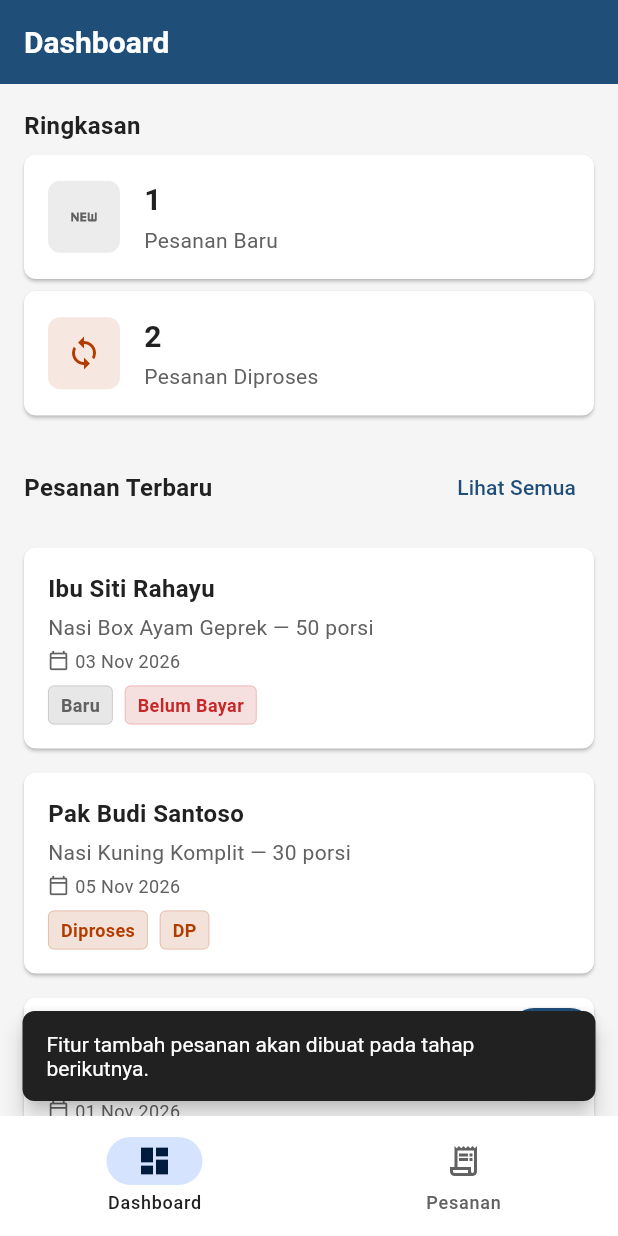
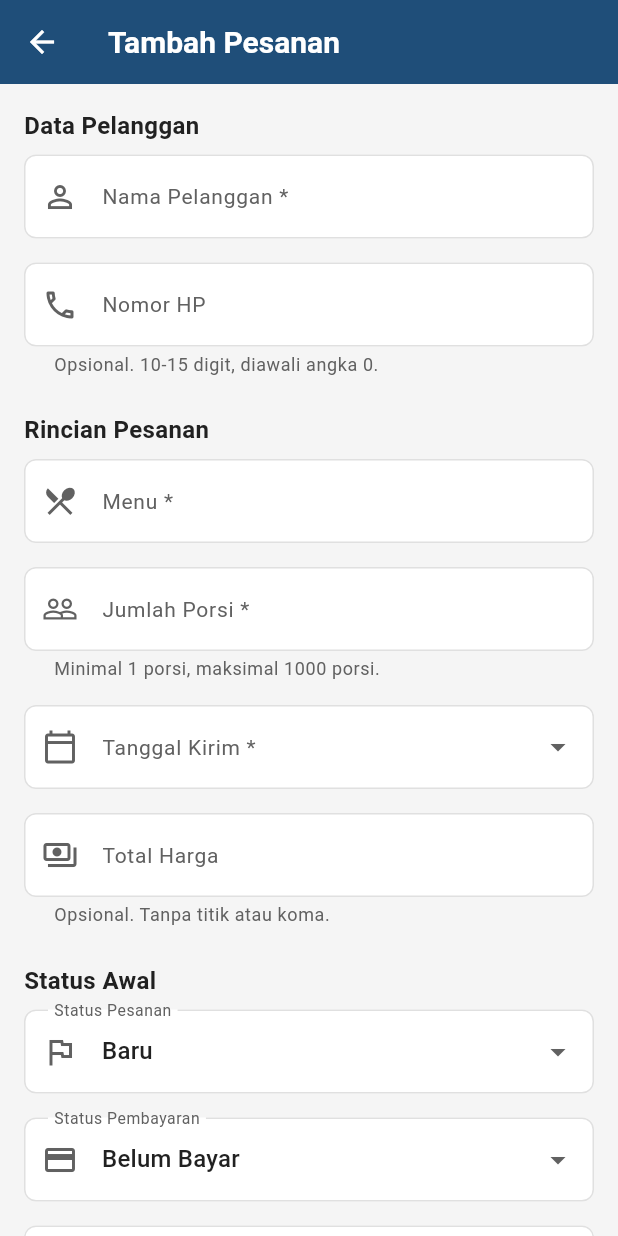
Before and after one commit to putriatri0011/KelolaKatering, a Flutter app: the screen it shows after launch, after a tap on the "add" icon, on a phone screen of 412 x 824 dp. Run offline on Flutter 3.47's test engine with Material 3 defaults, Android fonts, the phone set to English and light mode, and no system bars.

Commit message:
feat: add order form and input validation

```diff
--- a/lib/data/mock_data.dart
+++ b/lib/data/mock_data.dart
@@ -1,17 +1,23 @@
 import '../models/pesanan_model.dart';
 
-/// Data simulasi pesanan katering untuk Modul 6.
+/// Sumber data pesanan katering untuk Modul 6 dan Modul 7.
 ///
-/// Lima pesanan fiktif dengan variasi status pesanan dan pembayaran.
-/// Tidak menggunakan database atau layanan eksternal.
+/// Data disimpan pada satu list di memori yang dipakai bersama oleh
+/// Dashboard dan Daftar Pesanan. Tidak menggunakan database atau
+/// layanan eksternal, sehingga seluruh data kembali ke kondisi awal
+/// ketika aplikasi dijalankan ulang (lihat Modul 7 bagian 5).
 class MockData {
   MockData._(); // mencegah instansiasi
 
-  /// Mengembalikan salinan list pesanan simulasi.
+  /// Satu list mutable yang dipakai bersama oleh seluruh halaman.
   ///
-  /// Mengembalikan salinan agar perubahan tidak memengaruhi data asli.
-  static List<Pesanan> get pesananList {
-    return [
+  /// Sebelumnya list ini dibuat ulang setiap kali diakses (getter),
+  /// sehingga pesanan baru tidak pernah bertahan. Sekarang list dibuat
+  /// sekali dan dapat ditambah melalui [tambah].
+  ///
+  /// Berisi lima pesanan simulasi awal dengan variasi status pesanan
+  /// dan status pembayaran.
+  static final List<Pesanan> pesananList = <Pesanan>[
     Pesanan(
       id: 'PSN-001',
       namaPelanggan: 'Ibu Siti Rahayu',
@@ -73,6 +79,31 @@ class MockData {
       statusPembayaran: StatusPembayaran.belumBayar,
     ),
   ];
+
+  /// Menambahkan [pesanan] baru ke urutan paling atas list.
+  ///
+  /// Pesanan terbaru ditampilkan lebih dulu pada Dashboard
+  /// ("Pesanan Terbaru") dan Daftar Pesanan.
+  static void tambah(Pesanan pesanan) {
+    pesananList.insert(0, pesanan);
+  }
+
+  /// Membuat ID pesanan berikutnya berdasarkan nomor terbesar yang ada.
+  ///
+  /// Contoh: bila ID terakhir adalah `PSN-005`, hasilnya `PSN-006`.
+  /// Nomor diambil dari bagian setelah tanda hubung pada setiap ID,
+  /// lalu ditambah satu dan diberi padding tiga digit.
+  static String idBerikutnya() {
+    var nomorTerbesar = 0;
+    for (final pesanan in pesananList) {
+      final bagian = pesanan.id.split('-');
+      if (bagian.length < 2) continue;
+      final nomor = int.tryParse(bagian.last);
+      if (nomor != null && nomor > nomorTerbesar) {
+        nomorTerbesar = nomor;
+      }
+    }
+    return 'PSN-${(nomorTerbesar + 1).toString().padLeft(3, '0')}';
   }
 
   /// Jumlah pesanan dengan status [StatusPesanan.baru].
--- a/lib/main.dart
+++ b/lib/main.dart
@@ -4,6 +4,7 @@ import 'models/pesanan_model.dart';
 import 'screens/daftar_pesanan_screen.dart';
 import 'screens/dashboard_screen.dart';
 import 'screens/detail_pesanan_screen.dart';
+import 'screens/tambah_pesanan_screen.dart';
 import 'utils/theme.dart';
 
 void main() {
@@ -60,6 +61,33 @@ class _HomeShellState extends State<HomeShell> {
     );
   }
 
+  /// Membuka Form Tambah Pesanan, lalu menggambar ulang halaman
+  /// ketika pengguna berhasil menyimpan pesanan baru.
+  ///
+  /// Form mengembalikan `true` melalui [Navigator.pop] bila data valid
+  /// dan sudah ditambahkan ke `MockData.pesananList`. Pemanggilan
+  /// [setState] membuat Dashboard (ringkasan & pesanan terbaru) dan
+  /// Daftar Pesanan menampilkan data terbaru.
+  Future<void> _bukaFormTambah() async {
+    final berhasil = await Navigator.push<bool>(
+      context,
+      MaterialPageRoute(
+        builder: (context) => const TambahPesananScreen(),
+      ),
+    );
+
+    // Halaman bisa saja sudah ditutup saat form masih terbuka.
+    if (!mounted || berhasil != true) return;
+
+    setState(() {});
+
+    ScaffoldMessenger.of(context).showSnackBar(
+      const SnackBar(
+        content: Text('Pesanan baru berhasil disimpan.'),
+      ),
+    );
+  }
+
   @override
   Widget build(BuildContext context) {
     return Scaffold(
@@ -69,9 +97,11 @@ class _HomeShellState extends State<HomeShell> {
           DashboardScreen(
             onLihatSemua: _bukaDaftarPesanan,
             onPesananTap: _bukaDetailPesanan,
+            onTambah: _bukaFormTambah,
           ),
           DaftarPesananScreen(
             onPesananTap: _bukaDetailPesanan,
+            onTambah: _bukaFormTambah,
           ),
         ],
       ),
--- a/lib/screens/daftar_pesanan_screen.dart
+++ b/lib/screens/daftar_pesanan_screen.dart
@@ -13,8 +13,8 @@ import '../widgets/pesanan_card.dart';
 ///
 /// Jika daftar kosong, menampilkan [EmptyState].
 ///
-/// Pada tahap Modul 6 ini, tombol "Tambah Pesanan" hanya
-/// menampilkan SnackBar karena formulir belum dibuat.
+/// Pada Modul 7, tombol "Tambah Pesanan" membuka Form Tambah Pesanan
+/// melalui [onTambah].
 ///
 /// Navigasi:
 /// - Tap pada [PesananCard] membuka Detail Pesanan
@@ -26,9 +26,15 @@ class DaftarPesananScreen extends StatelessWidget {
   /// ke halaman Detail Pesanan.
   final void Function(Pesanan pesanan)? onPesananTap;
 
+  /// Callback ketika tombol tambah pesanan (FAB) ditekan.
+  ///
+  /// Dipanggil oleh [HomeShell] untuk membuka Form Tambah Pesanan.
+  final VoidCallback? onTambah;
+
   const DaftarPesananScreen({
     super.key,
     this.onPesananTap,
+    this.onTambah,
   });
 
   @override
@@ -66,18 +72,12 @@ class DaftarPesananScreen extends StatelessWidget {
               },
             ),
       // ── FAB: Tambah Pesanan ────────────────────────────────────
-      // Formulir belum dibuat pada Modul 6.
-      // Tombol hanya menampilkan SnackBar informatif.
+      // Membuka Form Tambah Pesanan lewat callback [onTambah].
+      // heroTag unik agar tidak bentrok dengan FAB Dashboard yang
+      // berada dalam satu IndexedStack.
       floatingActionButton: FloatingActionButton(
-        onPressed: () {
-          ScaffoldMessenger.of(context).showSnackBar(
-            const SnackBar(
-              content: Text(
-                'Fitur tambah pesanan akan dibuat pada tahap berikutnya.',
-              ),
-            ),
-          );
-        },
+        heroTag: 'fab-daftar-pesanan',
+        onPressed: onTambah,
         tooltip: 'Tambah Pesanan',
         child: const Icon(Icons.add),
       ),
--- a/lib/screens/dashboard_screen.dart
+++ b/lib/screens/dashboard_screen.dart
@@ -13,8 +13,8 @@ import '../widgets/summary_card.dart';
 /// serta daftar pesanan terbaru menggunakan data simulasi
 /// dari [MockData].
 ///
-/// Pada tahap Modul 6 ini, tombol "Tambah Pesanan" hanya
-/// menampilkan SnackBar karena formulir belum dibuat.
+/// Pada Modul 7, tombol "Tambah Pesanan" membuka Form Tambah Pesanan
+/// melalui [onTambah].
 ///
 /// Navigasi:
 /// - Tombol "Lihat Semua" beralih ke tab Daftar Pesanan
@@ -39,10 +39,16 @@ class DashboardScreen extends StatelessWidget {
   /// ke halaman Detail Pesanan.
   final void Function(Pesanan pesanan)? onPesananTap;
 
+  /// Callback ketika tombol tambah pesanan (FAB) ditekan.
+  ///
+  /// Dipanggil oleh [HomeShell] untuk membuka Form Tambah Pesanan.
+  final VoidCallback? onTambah;
+
   const DashboardScreen({
     super.key,
     this.onLihatSemua,
     this.onPesananTap,
+    this.onTambah,
   });
 
   @override
@@ -126,12 +132,18 @@ class DashboardScreen extends StatelessWidget {
                         mainAxisAlignment:
                             MainAxisAlignment.spaceBetween,
                         children: [
-                          Text(
-                            'Pesanan Terbaru',
-                            style: const TextStyle(
-                              fontSize: AppTheme.subjudul,
-                              fontWeight: FontWeight.w600,
-                              color: AppTheme.textPrimary,
+                          // Expanded agar judul menyusut/membungkus bila
+                          // ruang tidak cukup (layar sempit atau ukuran
+                          // font sistem diperbesar), sehingga baris ini
+                          // tidak lagi memicu RenderFlex overflow.
+                          Expanded(
+                            child: Text(
+                              'Pesanan Terbaru',
+                              style: const TextStyle(
+                                fontSize: AppTheme.subjudul,
+                                fontWeight: FontWeight.w600,
+                                color: AppTheme.textPrimary,
+                              ),
                             ),
                           ),
                           if (semuaPesanan.length >
@@ -167,18 +179,13 @@ class DashboardScreen extends StatelessWidget {
               ),
             ),
       // ── FAB: Tambah Pesanan ────────────────────────────────────
-      // Formulir belum dibuat pada Modul 6.
-      // Tombol hanya menampilkan SnackBar informatif.
+      // Membuka Form Tambah Pesanan lewat callback [onTambah].
+      // heroTag unik karena Dashboard dan Daftar Pesanan sama-sama
+      // memiliki FAB di dalam satu IndexedStack; tag bawaan yang sama
+      // memicu error "multiple heroes that share the same tag".
       floatingActionButton: FloatingActionButton(
-        onPressed: () {
-          ScaffoldMessenger.of(context).showSnackBar(
-            const SnackBar(
-              content: Text(
-                'Fitur tambah pesanan akan dibuat pada tahap berikutnya.',
-              ),
-            ),
-          );
-        },
+        heroTag: 'fab-dashboard',
+        onPressed: onTambah,
         tooltip: 'Tambah Pesanan',
         child: const Icon(Icons.add),
       ),
--- /dev/null
+++ b/lib/screens/tambah_pesanan_screen.dart
@@ -0,0 +1,442 @@
+import 'package:flutter/material.dart';
+import 'package:flutter/services.dart';
+
+import '../data/mock_data.dart';
+import '../models/pesanan_model.dart';
+import '../utils/theme.dart';
+
+/// Halaman Form Tambah Pesanan (Modul 7).
+///
+/// Halaman ini adalah [StatefulWidget] karena menyimpan isian yang
+/// berubah-ubah. Seluruh kolom dibungkus [Form] dengan
+/// [GlobalKey<FormState>] agar dapat divalidasi sekaligus saat tombol
+/// "Simpan Pesanan" ditekan.
+///
+/// Aturan validasi diturunkan dari kriteria penerimaan Modul 2:
+/// - Nama pelanggan, menu, jumlah porsi, dan tanggal kirim wajib diisi.
+/// - Nomor HP dan total harga opsional, tetapi bila diisi harus berformat
+///   benar (10-15 digit diawali 0; harga angka positif).
+/// - Jumlah porsi harus lebih dari 0 dan tidak melebihi 1000.
+/// - Catatan maksimal 200 karakter.
+///
+/// Data yang valid disimpan ke [MockData.pesananList] di memori, lalu
+/// halaman ditutup dengan hasil `true` agar pemanggil dapat menggambar
+/// ulang daftar pesanan.
+class TambahPesananScreen extends StatefulWidget {
+  const TambahPesananScreen({super.key});
+
+  @override
+  State<TambahPesananScreen> createState() => _TambahPesananScreenState();
+}
+
+class _TambahPesananScreenState extends State<TambahPesananScreen> {
+  /// Key untuk memvalidasi seluruh kolom sekaligus.
+  final _formKey = GlobalKey<FormState>();
+
+  // ── Controller setiap kolom teks/angka ──────────────────────
+  final _namaController = TextEditingController();
+  final _nomorHPController = TextEditingController();
+  final _menuController = TextEditingController();
+  final _porsiController = TextEditingController();
+  final _hargaController = TextEditingController();
+  final _catatanController = TextEditingController();
+  final _tanggalController = TextEditingController();
+
+  // ── Nilai pilihan (bukan teks) disimpan di state ─────────────
+  DateTime? _tanggalKirim;
+  StatusPesanan _statusPesanan = StatusPesanan.baru;
+  StatusPembayaran _statusPembayaran = StatusPembayaran.belumBayar;
+
+  // ── Batas nilai yang dipakai validator ──────────────────────
+  static const int _maksPorsi = 1000;
+  static const int _maksHarga = 100000000;
+  static const int _maksCatatan = 200;
+  static const int _rentangTanggalHari = 365;
+
+  @override
+  void dispose() {
+    _namaController.dispose();
+    _nomorHPController.dispose();
+    _menuController.dispose();
+    _porsiController.dispose();
+    _hargaController.dispose();
+    _catatanController.dispose();
+    _tanggalController.dispose();
+    super.dispose();
+  }
+
+  // ══════════════════════════════════════════════════════════════
+  //  Helper format
+  // ══════════════════════════════════════════════════════════════
+
+  /// Memformat tanggal ke string "dd MMM yyyy" (nama bulan Indonesia).
+  ///
+  /// Pemformatan manual agar tidak memerlukan package tambahan.
+  String _formatTanggal(DateTime tanggal) {
+    const bulan = [
+      'Jan',
+      'Feb',
+      'Mar',
+      'Apr',
+      'Mei',
+      'Jun',
+      'Jul',
+      'Agu',
+      'Sep',
+      'Okt',
+      'Nov',
+      'Des',
+    ];
+    final hari = tanggal.day.toString().padLeft(2, '0');
+    final bulanStr = bulan[tanggal.month - 1];
+    return '$hari $bulanStr ${tanggal.year}';
+  }
+
+  // ══════════════════════════════════════════════════════════════
+  //  Aksi
+  // ══════════════════════════════════════════════════════════════
+
+  /// Membuka [showDatePicker] dan menyimpan tanggal yang dipilih.
+  ///
+  /// Batas [firstDate] dan [lastDate] sekaligus menjadi validasi:
+  /// tanggal yang sudah lewat tidak dapat dipilih.
+  Future<void> _pilihTanggal() async {
+    FocusScope.of(context).unfocus();
+
+    final sekarang = DateTime.now();
+    final hariIni = DateTime(sekarang.year, sekarang.month, sekarang.day);
+
+    final dipilih = await showDatePicker(
+      context: context,
+      initialDate: _tanggalKirim ?? hariIni,
+      firstDate: hariIni,
+      lastDate: hariIni.add(const Duration(days: _rentangTanggalHari)),
+      helpText: 'Pilih tanggal kirim',
+    );
+
+    if (dipilih == null) return;
+
+    setState(() {
+      _tanggalKirim = dipilih;
+      _tanggalController.text = _formatTanggal(dipilih);
+    });
+  }
+
+  /// Memvalidasi seluruh kolom, lalu menyimpan pesanan bila valid.
+  ///
+  /// Bila ada kolom tidak valid, SnackBar memberi tahu bahwa isian
+  /// perlu diperiksa dan data tidak disimpan.
+  void _kirim() {
+    FocusScope.of(context).unfocus();
+
+    // Simpan messenger lebih dulu agar aman dipakai setelah await/pop.
+    final messenger = ScaffoldMessenger.of(context);
+    // Pesan lama tidak menahan pesan baru (Modul 7 bagian 4).
+    messenger.hideCurrentSnackBar();
+
+    if (!_formKey.currentState!.validate()) {
+      messenger.showSnackBar(
+        const SnackBar(
+          content: Text('Periksa kembali isian yang ditandai merah.'),
+        ),
+      );
+      return;
+    }
+
+    final teksHarga = _hargaController.text.trim();
+
+    final pesananBaru = Pesanan(
+      id: MockData.idBerikutnya(),
+      namaPelanggan: _namaController.text.trim(),
+      nomorHP: _nomorHPController.text.trim(),
+      menu: _menuController.text.trim(),
+      jumlahPorsi: int.parse(_porsiController.text.trim()),
+      tanggalKirim: _tanggalKirim!,
+      totalHarga: teksHarga.isEmpty ? 0 : int.parse(teksHarga),
+      catatan: _catatanController.text.trim(),
+      statusPesanan: _statusPesanan,
+      statusPembayaran: _statusPembayaran,
+    );
+
+    // State sederhana: tambahkan ke list yang dipakai bersama.
+    MockData.tambah(pesananBaru);
+
+    // Kembali ke halaman pemanggil dengan hasil true.
+    // SnackBar berhasil ditampilkan oleh pemanggil setelah halaman ditutup.
+    Navigator.pop(context, true);
+  }
+
+  // ══════════════════════════════════════════════════════════════
+  //  Validator
+  // ══════════════════════════════════════════════════════════════
+
+  String? _validasiNama(String? nilai) {
+    final teks = nilai?.trim() ?? '';
+    if (teks.isEmpty) return 'Nama pelanggan wajib diisi';
+    if (teks.length < 3) return 'Nama pelanggan minimal 3 karakter';
+    if (teks.length > 60) return 'Nama pelanggan maksimal 60 karakter';
+    return null;
+  }
+
+  String? _validasiNomorHP(String? nilai) {
+    final teks = nilai?.trim() ?? '';
+    // Opsional: boleh dikosongkan.
+    if (teks.isEmpty) return null;
+    if (!RegExp(r'^0[0-9]{9,14}$').hasMatch(teks)) {
+      return 'Nomor HP harus 10-15 digit dan diawali angka 0';
+    }
+    return null;
+  }
+
+  String? _validasiMenu(String? nilai) {
+    final teks = nilai?.trim() ?? '';
+    if (teks.isEmpty) return 'Menu wajib diisi';
+    if (teks.length < 3) return 'Menu minimal 3 karakter';
+    if (teks.length > 80) return 'Menu maksimal 80 karakter';
+    return null;
+  }
+
+  String? _validasiPorsi(String? nilai) {
+    final teks = nilai?.trim() ?? '';
+    if (teks.isEmpty) return 'Jumlah porsi wajib diisi';
+    final porsi = int.tryParse(teks);
+    if (porsi == null) return 'Jumlah porsi harus berupa angka';
+    if (porsi <= 0) return 'Jumlah porsi tidak boleh nol';
+    if (porsi > _maksPorsi) return 'Jumlah porsi maksimal $_maksPorsi porsi';
+    return null;
+  }
+
+  String? _validasiHarga(String? nilai) {
+    final teks = nilai?.trim() ?? '';
+    // Opsional: bila kosong dianggap 0.
+    if (teks.isEmpty) return null;
+    final harga = int.tryParse(teks);
+    if (harga == null) return 'Total harga harus berupa angka';
+    if (harga <= 0) return 'Total harga harus lebih dari nol';
+    if (harga > _maksHarga) return 'Total harga maksimal Rp 100.000.000';
+    return null;
+  }
+
+  String? _validasiCatatan(String? nilai) {
+    final teks = nilai?.trim() ?? '';
+    if (teks.length > _maksCatatan) {
+      return 'Catatan maksimal $_maksCatatan karakter';
+    }
+    return null;
+  }
+
+  // ══════════════════════════════════════════════════════════════
+  //  UI
+  // ══════════════════════════════════════════════════════════════
+
+  /// Judul kecil untuk mengelompokkan kolom.
+  Widget _judulBagian(String teks) {
+    return Padding(
+      padding: const EdgeInsets.only(bottom: AppTheme.spacing8),
+      child: Text(
+        teks,
+        style: const TextStyle(
+          fontSize: AppTheme.subjudul,
+          fontWeight: FontWeight.w600,
+          color: AppTheme.textPrimary,
+        ),
+      ),
+    );
+  }
+
+  @override
+  Widget build(BuildContext context) {
+    return Scaffold(
+      appBar: AppBar(
+        title: const Text('Tambah Pesanan'),
+      ),
+      body: Form(
+        key: _formKey,
+        // Pesan kesalahan ikut diperbarui saat pengguna memperbaiki isian.
+        autovalidateMode: AutovalidateMode.onUserInteraction,
+        child: SingleChildScrollView(
+          padding: const EdgeInsets.all(AppTheme.marginTepi),
+          child: Column(
+            crossAxisAlignment: CrossAxisAlignment.start,
+            children: [
+              // ── Bagian 1: Data Pelanggan ─────────────────────────
+              _judulBagian('Data Pelanggan'),
+              TextFormField(
+                controller: _namaController,
+                textInputAction: TextInputAction.next,
+                textCapitalization: TextCapitalization.words,
+                decoration: const InputDecoration(
+                  labelText: 'Nama Pelanggan *',
+                  hintText: 'Contoh: Ibu Siti Rahayu',
+                  prefixIcon: Icon(Icons.person_outline),
+                ),
+                validator: _validasiNama,
+              ),
+              const SizedBox(height: AppTheme.spacing16),
+              TextFormField(
+                controller: _nomorHPController,
+                keyboardType: TextInputType.phone,
+                textInputAction: TextInputAction.next,
+                inputFormatters: [FilteringTextInputFormatter.digitsOnly],
+                decoration: const InputDecoration(
+                  labelText: 'Nomor HP',
+                  hintText: '08xxxxxxxxxx',
+                  helperText: 'Opsional. 10-15 digit, diawali angka 0.',
+                  prefixIcon: Icon(Icons.phone_outlined),
+                ),
+                validator: _validasiNomorHP,
+              ),
+              const SizedBox(height: AppTheme.spacing24),
+
+              // ── Bagian 2: Rincian Pesanan ────────────────────────
+              _judulBagian('Rincian Pesanan'),
+              TextFormField(
+                controller: _menuController,
+                textInputAction: TextInputAction.next,
+                textCapitalization: TextCapitalization.words,
+                decoration: const InputDecoration(
+                  labelText: 'Menu *',
+                  hintText: 'Contoh: Nasi Box Ayam Geprek',
+                  prefixIcon: Icon(Icons.restaurant_menu),
+                ),
+                validator: _validasiMenu,
+              ),
+              const SizedBox(height: AppTheme.spacing16),
+              TextFormField(
+                controller: _porsiController,
+                keyboardType: TextInputType.number,
+                textInputAction: TextInputAction.next,
+                inputFormatters: [FilteringTextInputFormatter.digitsOnly],
+                decoration: const InputDecoration(
+                  labelText: 'Jumlah Porsi *',
+                  hintText: 'Contoh: 50',
+                  helperText: 'Minimal 1 porsi, maksimal $_maksPorsi porsi.',
+                  prefixIcon: Icon(Icons.people_outline),
+                  suffixText: 'porsi',
+                ),
+                validator: _validasiPorsi,
+              ),
+              const SizedBox(height: AppTheme.spacing16),
+              TextFormField(
+                controller: _tanggalController,
+                readOnly: true,
+                onTap: _pilihTanggal,
+                decoration: const InputDecoration(
+                  labelText: 'Tanggal Kirim *',
+                  hintText: 'Pilih tanggal pengiriman',
+                  prefixIcon: Icon(Icons.calendar_today_outlined),
+                  suffixIcon: Icon(Icons.arrow_drop_down),
+                ),
+                validator: (_) => _tanggalKirim == null
+                    ? 'Tanggal kirim wajib diisi'
+                    : null,
+              ),
+              const SizedBox(height: AppTheme.spacing16),
+              TextFormField(
+                controller: _hargaController,
+                keyboardType: TextInputType.number,
+                textInputAction: TextInputAction.next,
+                inputFormatters: [FilteringTextInputFormatter.digitsOnly],
+                decoration: const InputDecoration(
+                  labelText: 'Total Harga',
+                  hintText: 'Contoh: 1750000',
+                  helperText: 'Opsional. Tanpa titik atau koma.',
+                  prefixIcon: Icon(Icons.payments_outlined),
+                  prefixText: 'Rp ',
+                ),
+                validator: _validasiHarga,
+              ),
+              const SizedBox(height: AppTheme.spacing24),
+
+              // ── Bagian 3: Status Awal ────────────────────────────
+              _judulBagian('Status Awal'),
+              DropdownButtonFormField<StatusPesanan>(
+                initialValue: _statusPesanan,
+                // isExpanded mencegah teks pilihan panjang meluber.
+                isExpanded: true,
+                decoration: const InputDecoration(
+                  labelText: 'Status Pesanan',
+                  prefixIcon: Icon(Icons.flag_outlined),
+                ),
+                items: [
+                  for (final status in StatusPesanan.values)
+                    DropdownMenuItem<StatusPesanan>(
+                      value: status,
+                      child: Text(status.label),
+                    ),
+                ],
+                onChanged: (nilai) {
+                  if (nilai == null) return;
+                  setState(() => _statusPesanan = nilai);
+                },
+              ),
+              const SizedBox(height: AppTheme.spacing16),
+              DropdownButtonFormField<StatusPembayaran>(
+                initialValue: _statusPembayaran,
+                isExpanded: true,
+                decoration: const InputDecoration(
+                  labelText: 'Status Pembayaran',
+                  prefixIcon: Icon(Icons.payment_outlined),
+                ),
+                items: [
+                  for (final status in StatusPembayaran.values)
+                    DropdownMenuItem<StatusPembayaran>(
+                      value: status,
+                      child: Text(status.label),
+                    ),
+                ],
+                onChanged: (nilai) {
+                  if (nilai == null) return;
+                  setState(() => _statusPembayaran = nilai);
+                },
+              ),
+              const SizedBox(height: AppTheme.spacing16),
+              TextFormField(
+                controller: _catatanController,
+                maxLines: 3,
+                textCapitalization: TextCapitalization.sentences,
+                decoration: const InputDecoration(
+                  labelText: 'Catatan',
+                  hintText: 'Contoh: level pedas sedang, tanpa sayur bayam',
+                  helperText: 'Opsional. Maksimal $_maksCatatan karakter.',
+                  alignLabelWithHint: true,
+                ),
+                validator: _validasiCatatan,
+              ),
+              const SizedBox(height: AppTheme.spacing24),
+
+              // ── Tombol aksi ──────────────────────────────────────
+              Row(
+                children: [
+                  Expanded(
+                    child: OutlinedButton(
+                      onPressed: () => Navigator.pop(context),
+                      child: const Text('Batal'),
+                    ),
+                  ),
+                  const SizedBox(width: AppTheme.spacing8),
+                  Expanded(
+                    flex: 2,
+                    child: ElevatedButton.icon(
+                      onPressed: _kirim,
+                      icon: const Icon(Icons.save_outlined, size: 20),
+                      label: const Text('Simpan Pesanan'),
+                    ),
+                  ),
+                ],
+              ),
+              const SizedBox(height: AppTheme.spacing16),
+              const Text(
+                '* wajib diisi',
+                style: TextStyle(
+                  fontSize: AppTheme.keterangan,
+                  color: AppTheme.textSecondary,
+                ),
+              ),
+            ],
+          ),
+        ),
+      ),
+    );
+  }
+}
```
Also changed, not shown: 1 other file. Lines whose indentation alone changed are shown as unchanged.
